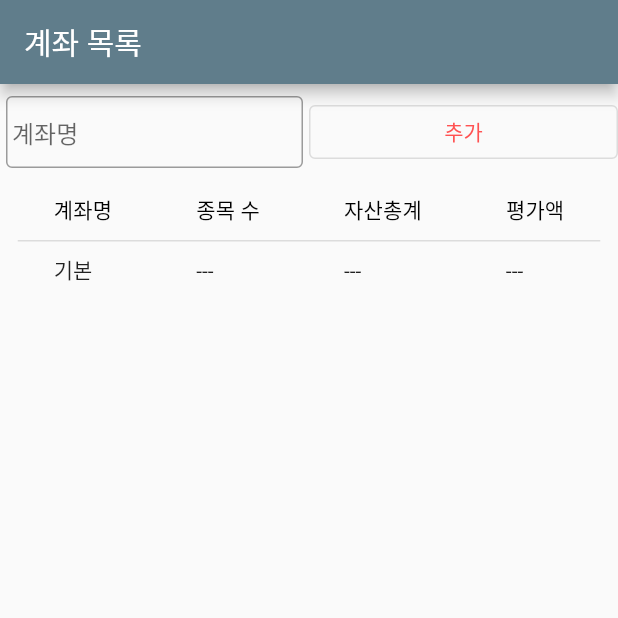
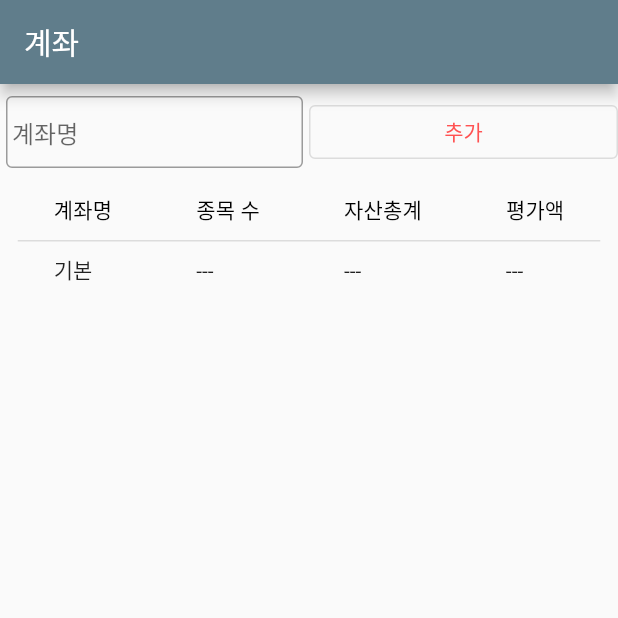
Before and after one commit to gasbank/lonely, a Flutter app: the screen it shows after launch, swiped to page 3, on a phone screen of 412 x 824 dp, the top half of it. Run offline on Flutter 3.47's test engine with Material 2 defaults, Android fonts, the phone set to English and light mode, and no system bars; our stand-ins replace data_table_2, file_picker, share_plus, sqflite, sqflite_common_ffi; missing offline and left inert: excel; accounts and stored records are empty.

Commit message:
페이지 별 이름 간결하게

```diff
--- a/lib/my_home_page.dart
+++ b/lib/my_home_page.dart
@@ -37,8 +37,8 @@ class _MyHomePageState extends State<MyHomePage> {
 
     _pages = <Widget>[
       _createPage('포트폴리오', const PortfolioScreen()),
-      _createPage('매매 기록오', const HistoryScreen()),
-      _createPage('계좌 목록', const AccountListWidget()),
+      _createPage('매매', const HistoryScreen()),
+      _createPage('계좌', const AccountListWidget()),
       _createPage('설정', const SettingsWidget()),
     ];
 
@@ -104,7 +104,7 @@ class _MyHomePageState extends State<MyHomePage> {
 class PageWidget extends StatefulWidget {
   final Widget child;
 
-  PageWidget({super.key, required this.child});
+  const PageWidget({super.key, required this.child});
 
   @override
   State<StatefulWidget> createState() => _PageWidgetState();
```
